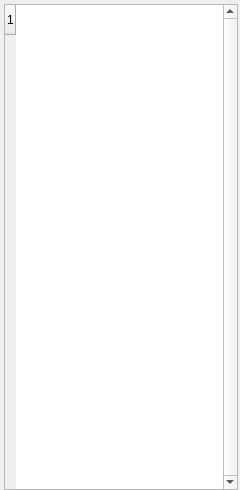
Qt form GUI-Qt/modultable.ui (vitess-neutron/vitess) before a commit.
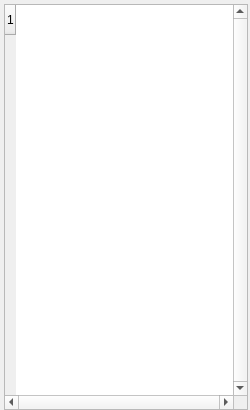
The same form after that commit.

The edit to the form file:
```diff
--- a/GUI-Qt/modultable.ui
+++ b/GUI-Qt/modultable.ui
@@ -6,12 +6,12 @@
    <rect>
     <x>0</x>
     <y>0</y>
-    <width>240</width>
-    <height>490</height>
+    <width>250</width>
+    <height>410</height>
    </rect>
   </property>
   <property name="sizePolicy">
-   <sizepolicy hsizetype="Preferred" vsizetype="Expanding">
+   <sizepolicy hsizetype="Expanding" vsizetype="Expanding">
     <horstretch>0</horstretch>
     <verstretch>0</verstretch>
    </sizepolicy>
@@ -21,7 +21,7 @@
   </property>
   <layout class="QVBoxLayout" name="verticalLayout">
    <property name="spacing">
-    <number>4</number>
+    <number>1</number>
    </property>
    <property name="leftMargin">
     <number>4</number>
@@ -38,14 +38,14 @@
    <item>
     <widget class="QTableWidget" name="tableWidget">
      <property name="sizePolicy">
-      <sizepolicy hsizetype="Fixed" vsizetype="Expanding">
+      <sizepolicy hsizetype="Preferred" vsizetype="Expanding">
        <horstretch>0</horstretch>
        <verstretch>0</verstretch>
       </sizepolicy>
      </property>
      <property name="minimumSize">
       <size>
-       <width>220</width>
+       <width>210</width>
        <height>0</height>
       </size>
      </property>
@@ -59,7 +59,10 @@
       <enum>Qt::ScrollBarAlwaysOn</enum>
      </property>
      <property name="horizontalScrollBarPolicy">
-      <enum>Qt::ScrollBarAsNeeded</enum>
+      <enum>Qt::ScrollBarAlwaysOn</enum>
+     </property>
+     <property name="autoScrollMargin">
+      <number>16</number>
      </property>
      <property name="showGrid">
       <bool>false</bool>
```
